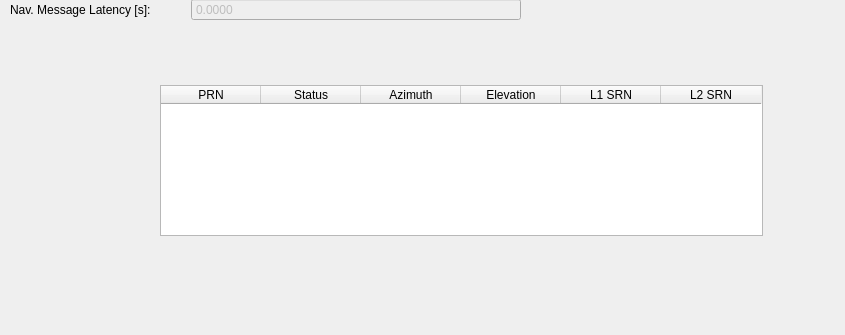
The window that src/lib/visualization/SecondaryGPSStatusTab.ui (jmaye/libposlv) describes before a commit, drawn with Qt 5; both pictures show x 0 to 845 and y 465 to 800 of the 930 by 800 pixel window.
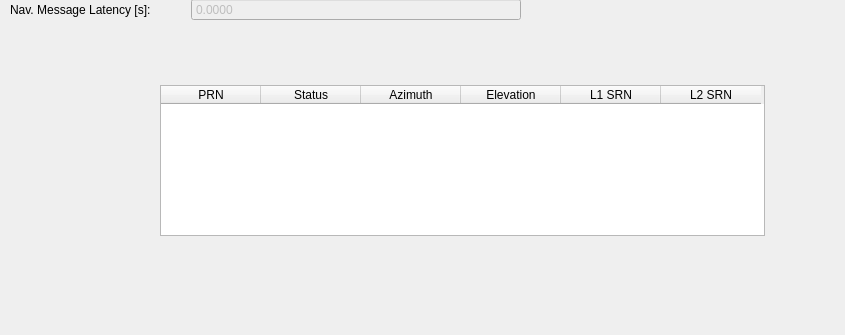
The same window after the commit.

Patch:
```diff
--- a/src/lib/visualization/SecondaryGPSStatusTab.ui
+++ b/src/lib/visualization/SecondaryGPSStatusTab.ui
@@ -304,7 +304,7 @@
     <rect>
      <x>160</x>
      <y>550</y>
-     <width>603</width>
+     <width>605</width>
      <height>151</height>
     </rect>
    </property>
```
